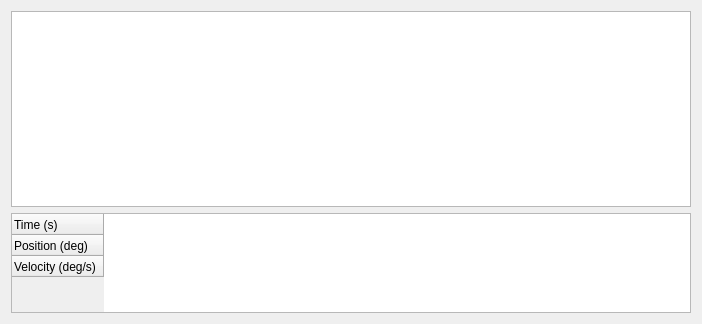
project-march/ProjectMarch, file march_rqt_gait_generator/resource/joint_setting.ui: the form before one commit.
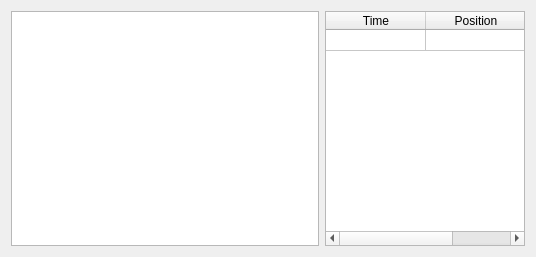
The form after the commit. Custom widgets are drawn as their Qt base class.

Commit message: Show gaits vertically

What changed in the file:
```diff
--- a/march_rqt_gait_generator/resource/joint_setting.ui
+++ b/march_rqt_gait_generator/resource/joint_setting.ui
@@ -6,12 +6,12 @@
    <rect>
     <x>0</x>
     <y>0</y>
-    <width>702</width>
-    <height>324</height>
+    <width>536</width>
+    <height>257</height>
    </rect>
   </property>
   <property name="sizePolicy">
-   <sizepolicy hsizetype="MinimumExpanding" vsizetype="MinimumExpanding">
+   <sizepolicy hsizetype="Minimum" vsizetype="MinimumExpanding">
     <horstretch>0</horstretch>
     <verstretch>0</verstretch>
    </sizepolicy>
@@ -23,47 +23,28 @@
    <string notr="true"/>
   </property>
   <layout class="QGridLayout" name="gridLayout">
-   <item row="0" column="0">
-    <widget class="GraphicsLayoutWidget" name="Plot">
-     <property name="sizePolicy">
-      <sizepolicy hsizetype="MinimumExpanding" vsizetype="MinimumExpanding">
-       <horstretch>0</horstretch>
-       <verstretch>0</verstretch>
-      </sizepolicy>
-     </property>
-     <property name="minimumSize">
-      <size>
-       <width>0</width>
-       <height>100</height>
-      </size>
-     </property>
-     <property name="contextMenuPolicy">
-      <enum>Qt::PreventContextMenu</enum>
-     </property>
-    </widget>
-   </item>
-   <item row="1" column="0">
+   <item row="0" column="1">
     <widget class="QTableWidget" name="Table">
      <property name="sizePolicy">
-      <sizepolicy hsizetype="Preferred" vsizetype="Preferred">
+      <sizepolicy hsizetype="Fixed" vsizetype="Preferred">
        <horstretch>0</horstretch>
        <verstretch>0</verstretch>
       </sizepolicy>
      </property>
      <property name="minimumSize">
       <size>
-       <width>100</width>
+       <width>200</width>
        <height>0</height>
       </size>
      </property>
      <property name="maximumSize">
       <size>
-       <width>684</width>
-       <height>100</height>
+       <width>200</width>
+       <height>10000</height>
       </size>
      </property>
      <property name="verticalScrollBarPolicy">
-      <enum>Qt::ScrollBarAlwaysOff</enum>
+      <enum>Qt::ScrollBarAsNeeded</enum>
      </property>
      <property name="verticalScrollMode">
       <enum>QAbstractItemView::ScrollPerPixel</enum>
@@ -71,7 +52,13 @@
      <property name="horizontalScrollMode">
       <enum>QAbstractItemView::ScrollPerPixel</enum>
      </property>
+     <property name="showGrid">
+      <bool>true</bool>
+     </property>
      <attribute name="horizontalHeaderVisible">
+      <bool>true</bool>
+     </attribute>
+     <attribute name="horizontalHeaderCascadingSectionResizes">
       <bool>false</bool>
      </attribute>
      <attribute name="horizontalHeaderHighlightSections">
@@ -80,6 +67,9 @@
      <attribute name="horizontalHeaderStretchLastSection">
       <bool>false</bool>
      </attribute>
+     <attribute name="verticalHeaderVisible">
+      <bool>false</bool>
+     </attribute>
      <attribute name="verticalHeaderDefaultSectionSize">
       <number>21</number>
      </attribute>
@@ -88,19 +78,43 @@
      </attribute>
      <row>
       <property name="text">
-       <string>Time (s)</string>
+       <string>Empty</string>
       </property>
      </row>
-     <row>
+     <column>
       <property name="text">
-       <string>Position (deg)</string>
+       <string>Time</string>
       </property>
-     </row>
-     <row>
+     </column>
+     <column>
       <property name="text">
-       <string>Velocity (deg/s)</string>
+       <string>Position</string>
       </property>
-     </row>
+     </column>
+     <column>
+      <property name="text">
+       <string>Time</string>
+      </property>
+     </column>
+    </widget>
+   </item>
+   <item row="0" column="0">
+    <widget class="GraphicsLayoutWidget" name="Plot">
+     <property name="sizePolicy">
+      <sizepolicy hsizetype="Expanding" vsizetype="Expanding">
+       <horstretch>0</horstretch>
+       <verstretch>0</verstretch>
+      </sizepolicy>
+     </property>
+     <property name="minimumSize">
+      <size>
+       <width>0</width>
+       <height>100</height>
+      </size>
+     </property>
+     <property name="contextMenuPolicy">
+      <enum>Qt::PreventContextMenu</enum>
+     </property>
     </widget>
    </item>
   </layout>
```
The commit also changes 2 other files.
